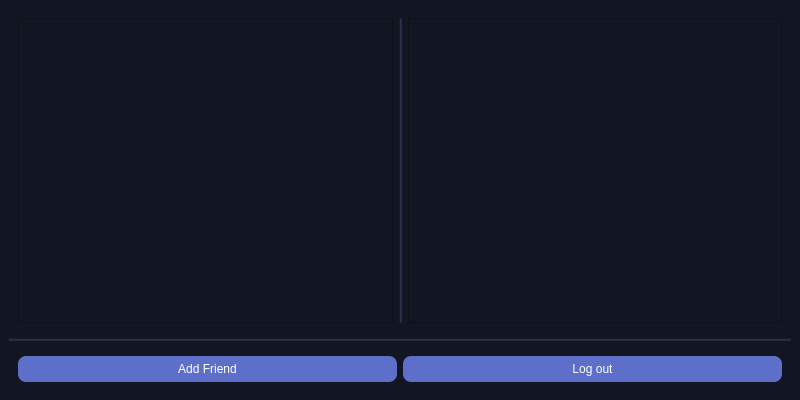
First picture: the form in mainwindow.ui, repository ftelnov/qtChatClient, before the edit.
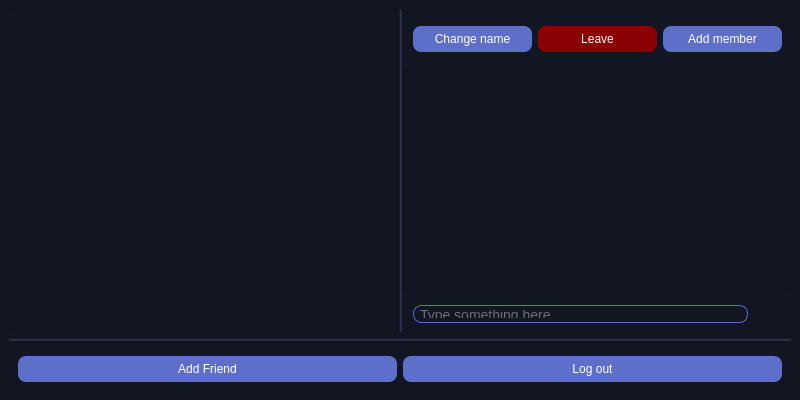
Second picture: the form after the edit. Icons and pictures are not drawn.

Commit message: Finished with designing main window

What changed in the file:
```diff
--- a/mainwindow.ui
+++ b/mainwindow.ui
@@ -43,6 +43,21 @@
        </sizepolicy>
       </property>
       <layout class="QHBoxLayout" name="horizontalLayout">
+       <property name="spacing">
+        <number>2</number>
+       </property>
+       <property name="leftMargin">
+        <number>0</number>
+       </property>
+       <property name="topMargin">
+        <number>0</number>
+       </property>
+       <property name="rightMargin">
+        <number>0</number>
+       </property>
+       <property name="bottomMargin">
+        <number>0</number>
+       </property>
        <item>
         <widget class="QScrollArea" name="previewsContainer">
          <property name="sizePolicy">
@@ -62,8 +77,8 @@
            <rect>
             <x>0</x>
             <y>0</y>
-            <width>373</width>
-            <height>300</height>
+            <width>386</width>
+            <height>318</height>
            </rect>
           </property>
           <layout class="QVBoxLayout" name="verticalLayout">
@@ -93,7 +108,7 @@
              <property name="sizeHint" stdset="0">
               <size>
                <width>20</width>
-               <height>293</height>
+               <height>311</height>
               </size>
              </property>
             </spacer>
@@ -113,6 +128,74 @@
         </widget>
        </item>
        <item>
+        <layout class="QVBoxLayout" name="chatProviderContainer">
+         <item>
+          <widget class="QWidget" name="horizontalWidget" native="true">
+           <property name="minimumSize">
+            <size>
+             <width>0</width>
+             <height>60</height>
+            </size>
+           </property>
+           <property name="maximumSize">
+            <size>
+             <width>16777215</width>
+             <height>60</height>
+            </size>
+           </property>
+           <layout class="QHBoxLayout" name="horizontalLayout_3">
+            <item>
+             <widget class="QPushButton" name="changeChatNameButton">
+              <property name="styleSheet">
+               <string notr="true">color: rgb(255, 255, 255);
+border-radius: 8px;
+padding-top: 6px;
+padding-bottom: 6px;
+padding-left: 8px;
+padding-right: 8px;
+background: #5E6FCA;</string>
+              </property>
+              <property name="text">
+               <string>Change name</string>
+              </property>
+             </widget>
+            </item>
+            <item>
+             <widget class="QPushButton" name="leaveChatButton">
+              <property name="styleSheet">
+               <string notr="true">color: rgb(255, 255, 255);
+border-radius: 8px;
+padding-top: 6px;
+padding-bottom: 6px;
+padding-left: 8px;
+padding-right: 8px;
+background: #8B0000;</string>
+              </property>
+              <property name="text">
+               <string>Leave</string>
+              </property>
+             </widget>
+            </item>
+            <item>
+             <widget class="QPushButton" name="addToChatButton">
+              <property name="styleSheet">
+               <string notr="true">color: rgb(255, 255, 255);
+border-radius: 8px;
+padding-top: 6px;
+padding-bottom: 6px;
+padding-left: 8px;
+padding-right: 8px;
+background: #5E6FCA;</string>
+              </property>
+              <property name="text">
+               <string>Add member</string>
+              </property>
+             </widget>
+            </item>
+           </layout>
+          </widget>
+         </item>
+         <item>
         <widget class="QScrollArea" name="messagesContainer">
          <property name="sizePolicy">
           <sizepolicy hsizetype="Preferred" vsizetype="Expanding">
@@ -120,6 +203,12 @@
            <verstretch>0</verstretch>
           </sizepolicy>
          </property>
+           <property name="maximumSize">
+            <size>
+             <width>16777215</width>
+             <height>16777215</height>
+            </size>
+           </property>
          <property name="widgetResizable">
           <bool>true</bool>
          </property>
@@ -131,8 +220,8 @@
            <rect>
             <x>0</x>
             <y>0</y>
-            <width>372</width>
-            <height>300</height>
+              <width>383</width>
+              <height>204</height>
            </rect>
           </property>
           <layout class="QVBoxLayout" name="verticalLayout_2">
@@ -159,7 +248,7 @@
              <property name="sizeHint" stdset="0">
               <size>
                <width>20</width>
-               <height>293</height>
+                 <height>197</height>
               </size>
              </property>
             </spacer>
@@ -167,6 +256,85 @@
           </layout>
          </widget>
         </widget>
+         </item>
+         <item>
+          <widget class="QWidget" name="horizontalWidget" native="true">
+           <property name="minimumSize">
+            <size>
+             <width>0</width>
+             <height>40</height>
+            </size>
+           </property>
+           <property name="maximumSize">
+            <size>
+             <width>16777215</width>
+             <height>40</height>
+            </size>
+           </property>
+           <layout class="QHBoxLayout" name="chatProviderBottom">
+            <item>
+             <widget class="QLineEdit" name="messageInputField">
+              <property name="sizePolicy">
+               <sizepolicy hsizetype="Preferred" vsizetype="Fixed">
+                <horstretch>0</horstretch>
+                <verstretch>0</verstretch>
+               </sizepolicy>
+              </property>
+              <property name="styleSheet">
+               <string notr="true">background: rgb(18, 22, 34);
+border-radius: 8px;
+border: 1px solid #5E6FCA;
+padding: 4px;
+color: #C1C3D0;
+font: 9pt &quot;Liberation Serif&quot;;
+font-size: 14px;
+margin-top: 4px;</string>
+              </property>
+              <property name="placeholderText">
+               <string>Type something here..</string>
+              </property>
+             </widget>
+            </item>
+            <item>
+             <widget class="QPushButton" name="sendMessageIcon">
+              <property name="minimumSize">
+               <size>
+                <width>28</width>
+                <height>28</height>
+               </size>
+              </property>
+              <property name="maximumSize">
+               <size>
+                <width>28</width>
+                <height>28</height>
+               </size>
+              </property>
+              <property name="cursor">
+               <cursorShape>PointingHandCursor</cursorShape>
+              </property>
+              <property name="styleSheet">
+               <string notr="true">background: #121622;
+border:none;</string>
+              </property>
+              <property name="text">
+               <string/>
+              </property>
+              <property name="icon">
+               <iconset resource="res.qrc">
+                <normaloff>:/assets/img/send.png</normaloff>:/assets/img/send.png</iconset>
+              </property>
+              <property name="iconSize">
+               <size>
+                <width>28</width>
+                <height>28</height>
+               </size>
+              </property>
+             </widget>
+            </item>
+           </layout>
+          </widget>
+         </item>
+        </layout>
        </item>
       </layout>
      </widget>
```
Lines whose indentation alone changed are shown as unchanged. The commit also changes 7 other files.
